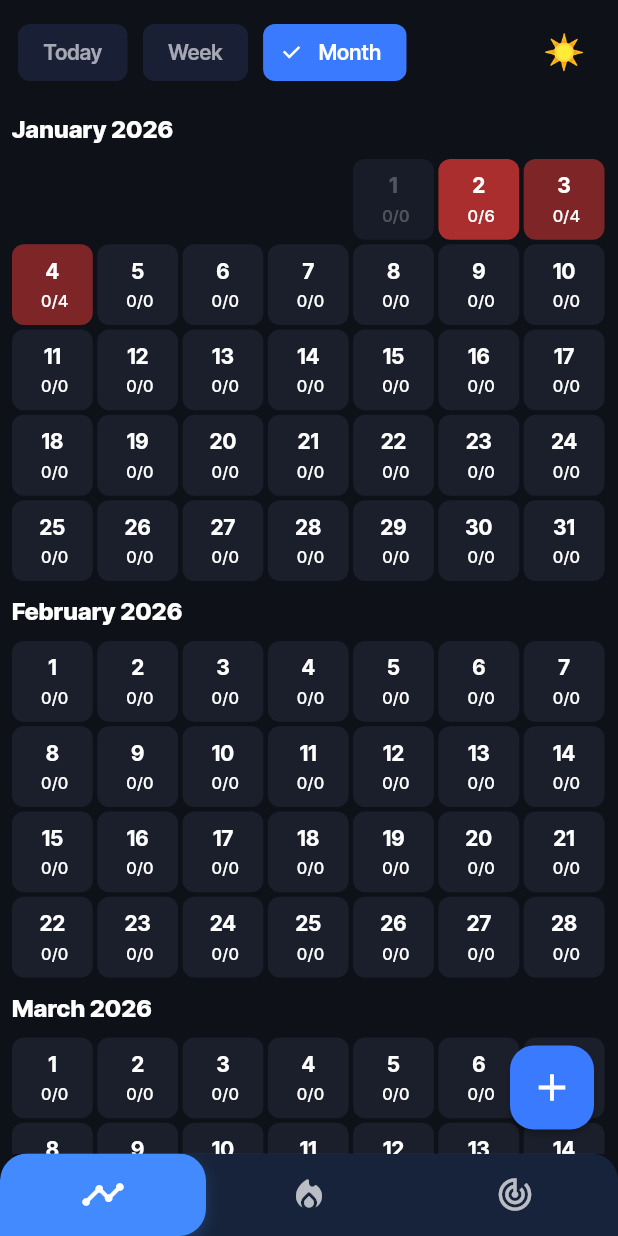
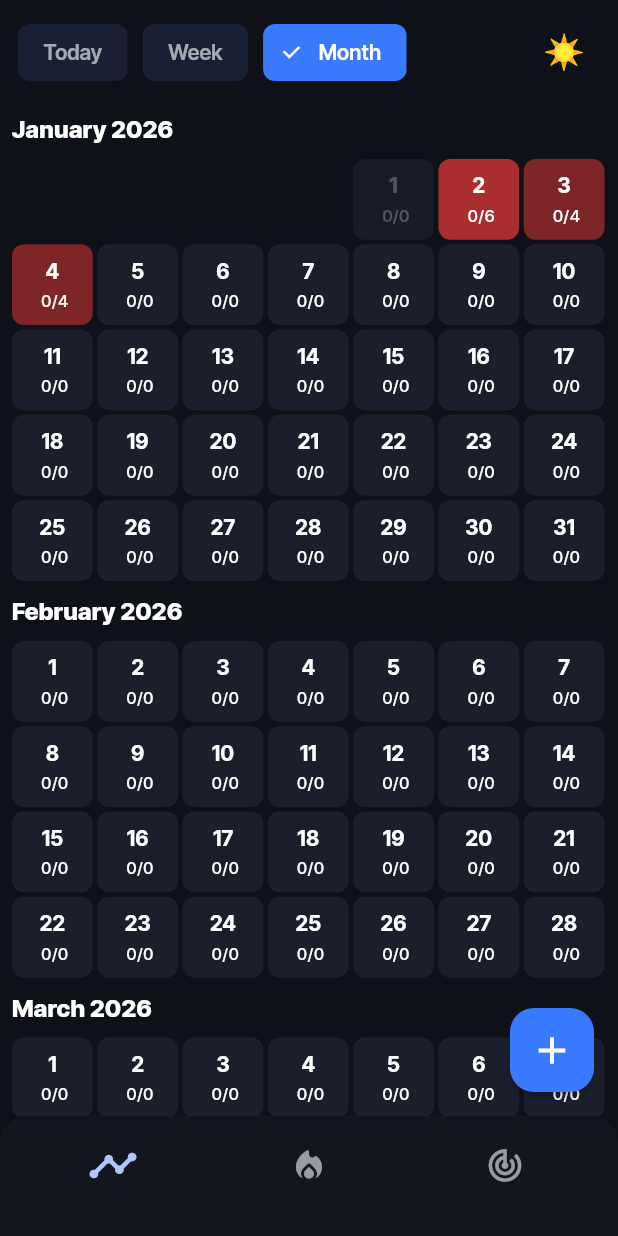
Before and after one commit to Mo7j/My-Tracker-App, a Flutter app: the screen it shows after launch, after a tap on "Week", after a tap on "Month", on a phone screen of 412 x 824 dp. Run offline on Flutter 3.47's test engine with Material 3 defaults, Android fonts, the phone set to English and light mode, and no system bars; our stand-ins replace cloud_firestore, firebase_core, google_fonts; accounts and stored records are empty.

Commit message:
navbar fixed

```diff
--- a/lib/main.dart
+++ b/lib/main.dart
@@ -1252,12 +1252,16 @@ class _SegmentedNavBar extends StatelessWidget {
   @override
   Widget build(BuildContext context) {
     final theme = Theme.of(context);
-    final addBlue = Colors.blueAccent;
+    final addBlue = theme.colorScheme.primary;
+    final bottomInset = MediaQuery.of(context).padding.bottom;
     return Container(
-      height: 55,
+      height: 80 + bottomInset,
+      padding: EdgeInsets.fromLTRB(10, 8, 10, 22 + bottomInset),
       clipBehavior: Clip.antiAlias,
       decoration: BoxDecoration(
-        color: theme.brightness == Brightness.dark ? addBlue.withOpacity(0.15) : Colors.white,
+        color: theme.brightness == Brightness.dark
+            ? theme.colorScheme.surfaceVariant.withOpacity(0.35)
+            : theme.colorScheme.surface,
         borderRadius: const BorderRadius.vertical(top: Radius.circular(18)),
       ),
       child: Row(
@@ -1306,17 +1310,7 @@ class _SegmentItem extends StatelessWidget {
 
   @override
   Widget build(BuildContext context) {
-    BorderRadius radius;
-    if (selected) {
-      radius = BorderRadius.only(
-        topLeft: const Radius.circular(18),
-        bottomLeft: Radius.circular(icon == Icons.timeline ? 0 : 18),
-        topRight: const Radius.circular(18),
-        bottomRight: Radius.circular(icon == Icons.track_changes ? 0 : 18),
-      );
-    } else {
-      radius = BorderRadius.zero;
-    }
+    final radius = BorderRadius.circular(14);
     return Expanded(
       child: GestureDetector(
         onTap: onTap,
@@ -1326,17 +1320,8 @@ class _SegmentItem extends StatelessWidget {
           height: double.infinity,
           margin: EdgeInsets.zero,
           decoration: BoxDecoration(
-            color: selected ? primary : Colors.transparent,
+            color: Colors.transparent,
             borderRadius: radius,
-            boxShadow: selected
-                ? [
-                    BoxShadow(
-                      color: primary.withOpacity(0.25),
-                      blurRadius: 8,
-                      offset: const Offset(0, 4),
-                    )
-                  ]
-                : null,
           ),
           child: Center(
             child: Column(
@@ -1344,12 +1329,10 @@ class _SegmentItem extends StatelessWidget {
               children: [
                 Icon(
                   icon,
-                  size: selected ? 30 : 26,
+                  size: selected ? 34 : 26,
                   color: selected
-                      ? Colors.white
-                      : (Theme.of(context).brightness == Brightness.dark
-                          ? Colors.white70
-                          : Theme.of(context).colorScheme.onSurface.withOpacity(0.7)),
+                      ? primary
+                      : Theme.of(context).colorScheme.onSurface.withOpacity(0.65),
                 ),
               ],
             ),
--- a/lib/pages/timeline_page.dart
+++ b/lib/pages/timeline_page.dart
@@ -1207,13 +1207,13 @@ class _DayChip extends StatelessWidget {
       clipper: _BookmarkClipper(),
       child: Container(
         padding: const EdgeInsets.fromLTRB(14, 8, 18, 8),
-        color: const Color(0xFFFFD54F),
+        color: Colors.blueAccent,
         child: Text(
           label,
           style: Theme.of(context)
               .textTheme
               .labelMedium
-              ?.copyWith(fontWeight: FontWeight.w800, color: Colors.black87),
+              ?.copyWith(fontWeight: FontWeight.w800, color: Colors.white),
         ),
       ),
     );
@@ -1293,40 +1293,43 @@ class _WeekDayTile extends StatelessWidget {
 
   @override
   Widget build(BuildContext context) {
+    final theme = Theme.of(context);
     final border = BorderRadius.circular(14);
-    return Card(
-      margin: EdgeInsets.zero,
-      color: Theme.of(context).cardColor,
-      shape: RoundedRectangleBorder(borderRadius: border),
-      child: Theme(
-        data: Theme.of(context).copyWith(dividerColor: Colors.transparent),
-        child: ExpansionTile(
-          shape: RoundedRectangleBorder(borderRadius: border),
-          collapsedShape: RoundedRectangleBorder(borderRadius: border),
-          initiallyExpanded: expanded,
-          backgroundColor: Colors.transparent,
-          collapsedBackgroundColor: Colors.transparent,
-          tilePadding: const EdgeInsets.symmetric(horizontal: 16, vertical: 10),
-          childrenPadding: const EdgeInsets.fromLTRB(16, 10, 16, 14),
-          onExpansionChanged: (isOpen) {
-            if (isOpen) onExpand();
-          },
-          title: Row(
+    return AnimatedSize(
+      duration: const Duration(milliseconds: 180),
+      curve: Curves.easeOut,
+      child: Container(
+        decoration: BoxDecoration(
+          color: theme.cardColor,
+          borderRadius: border,
+        ),
+        padding: const EdgeInsets.symmetric(horizontal: 14, vertical: 12),
+        child: Column(
+          children: [
+            Material(
+              color: Colors.transparent,
+              child: InkWell(
+                borderRadius: border,
+                onTap: onExpand,
+                child: Padding(
+                  padding: const EdgeInsets.symmetric(horizontal: 2, vertical: 4),
+                  child: Row(
                     children: [
                       Column(
                         crossAxisAlignment: CrossAxisAlignment.start,
                         children: [
                           Text(
                             DateFormat.E().format(date),
-                    style: Theme.of(context).textTheme.labelLarge?.copyWith(
-                          color: Colors.white70,
+                            style: theme.textTheme.labelLarge?.copyWith(
+                                  color: theme.colorScheme.onSurface.withOpacity(0.65),
                                   fontWeight: FontWeight.w700,
                                 ),
                           ),
                           Text(
                             DateFormat.MMMd().format(date),
-                    style: Theme.of(context).textTheme.titleMedium?.copyWith(
+                            style: theme.textTheme.titleMedium?.copyWith(
                                   fontWeight: FontWeight.w800,
+                                  color: theme.colorScheme.onSurface,
                                 ),
                           ),
                         ],
@@ -1348,25 +1351,30 @@ class _WeekDayTile extends StatelessWidget {
                                 ),
                               ),
                           if (tasks.length > 5)
-                    Text(
+                            Padding(
+                              padding: const EdgeInsets.only(left: 4),
+                              child: Text(
                                 '+${tasks.length - 5}',
-                      style: Theme.of(context)
-                          .textTheme
-                          .labelMedium
-                          ?.copyWith(color: Theme.of(context).colorScheme.onSurface.withOpacity(0.7)),
+                                style: theme.textTheme.labelMedium
+                                    ?.copyWith(color: theme.colorScheme.onSurface.withOpacity(0.65)),
+                              ),
                             ),
                           const SizedBox(width: 10),
                           Text(
                             '${tasks.length} left',
-                    style: Theme.of(context)
-                        .textTheme
-                        .labelMedium
-                        ?.copyWith(color: Theme.of(context).colorScheme.onSurface.withOpacity(0.7)),
-                  ),
-                ],
-              ),
-            ],
-          ),
+                            style: theme.textTheme.labelMedium
+                                ?.copyWith(color: theme.colorScheme.onSurface.withOpacity(0.65)),
+                          ),
+                        ],
+                      ),
+                    ],
+                  ),
+                ),
+              ),
+            ),
+            if (expanded) ...[
+              const SizedBox(height: 10),
+              Column(
                 children: tasks
                     .map(
                       (task) => Padding(
@@ -1385,6 +1393,9 @@ class _WeekDayTile extends StatelessWidget {
                       ),
                     )
                     .toList(),
+              ),
+            ],
+          ],
         ),
       ),
     );
```
Lines whose indentation alone changed are shown as unchanged.
